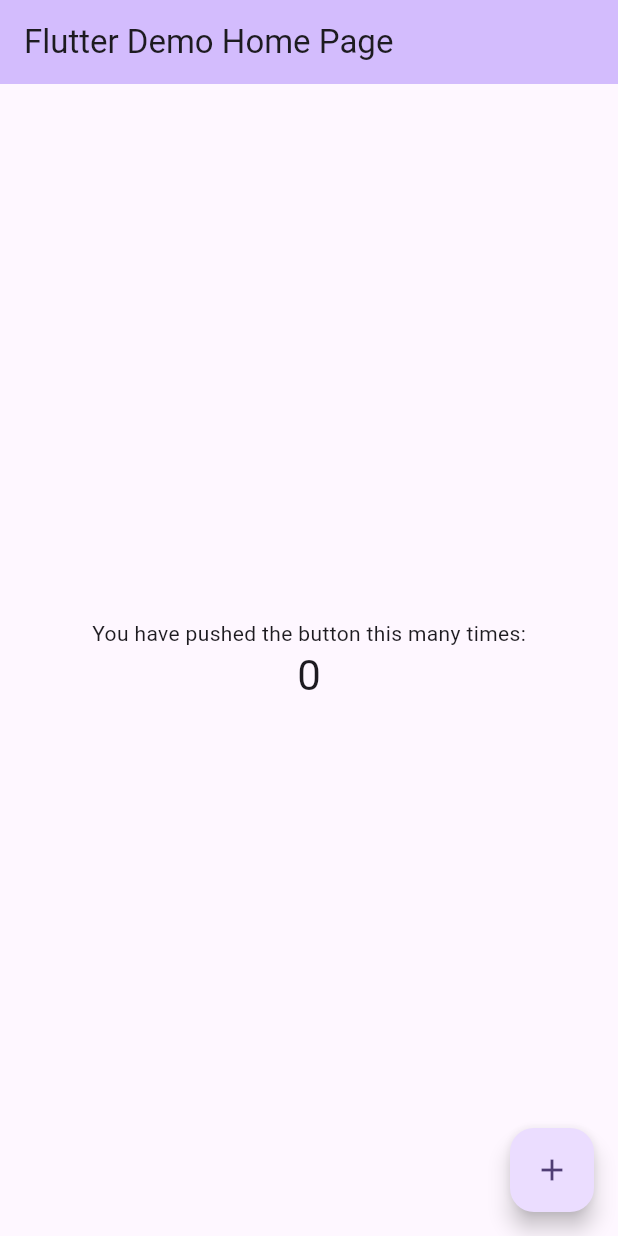
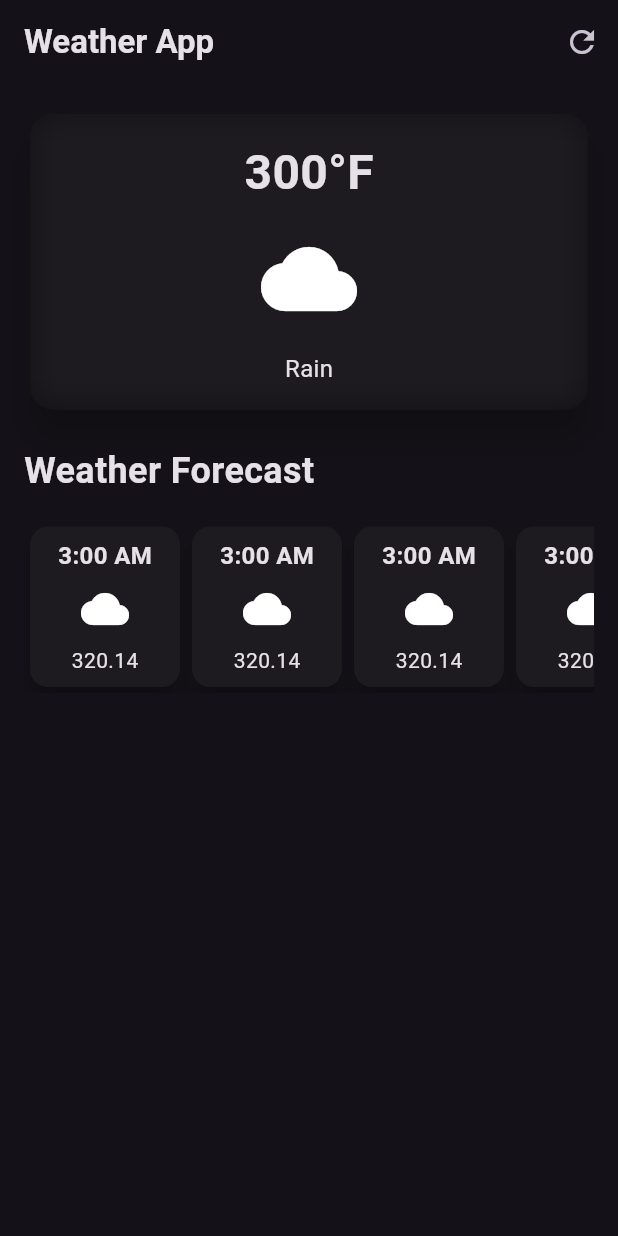
Before and after one commit to alokmaurya281/weather-app-flutter, a Flutter app: the screen it shows after launch, on a phone screen of 412 x 824 dp. Run offline on Flutter 3.47's test engine with Material 2 defaults, Android fonts, the phone set to English and light mode, and no system bars.

Commit message:
Temprature card and forecast items added

```diff
--- /dev/null
+++ b/lib/home.dart
@@ -0,0 +1,306 @@
+import 'dart:ui';
+
+import 'package:flutter/material.dart';
+
+class Home extends StatefulWidget {
+  const Home({super.key});
+
+  @override
+  State<Home> createState() => _HomeState();
+}
+
+class _HomeState extends State<Home> {
+  @override
+  Widget build(BuildContext context) {
+    return Scaffold(
+      appBar: AppBar(
+        title: const Text(
+          'Weather App',
+          style: TextStyle(
+            fontWeight: FontWeight.bold,
+          ),
+        ),
+        actions: [
+          IconButton(
+            onPressed: () => {},
+            icon: const Icon(
+              Icons.refresh,
+            ),
+          ),
+        ],
+      ),
+      body: Padding(
+        padding: const EdgeInsets.all(16.0),
+        child: Column(
+          children: [
+            SizedBox(
+              width: double.infinity,
+              child: Card(
+                shape: RoundedRectangleBorder(
+                  borderRadius: BorderRadius.circular(16),
+                ),
+                // borderRadius: BorderRadius.circular(16),
+                elevation: 10,
+                child: ClipRRect(
+                  borderRadius: BorderRadius.circular(16),
+                  child: BackdropFilter(
+                    filter: ImageFilter.blur(
+                      sigmaX: 10,
+                      sigmaY: 10,
+                    ),
+                    child: const Padding(
+                      padding: EdgeInsets.all(16.0),
+                      child: Column(
+                        children: [
+                          Text(
+                            '300°F',
+                            style: TextStyle(
+                              fontSize: 32,
+                              fontWeight: FontWeight.bold,
+                            ),
+                          ),
+                          SizedBox(
+                            height: 16,
+                          ),
+                          Icon(
+                            Icons.cloud,
+                            size: 64,
+                          ),
+                          SizedBox(
+                            height: 16,
+                          ),
+                          Text(
+                            'Rain',
+                            style: TextStyle(
+                              fontWeight: FontWeight.w400,
+                              fontSize: 16,
+                            ),
+                          ),
+                        ],
+                      ),
+                    ),
+                  ),
+                ),
+              ),
+            ),
+            const SizedBox(
+              height: 20,
+            ),
+            const Align(
+              alignment: Alignment.centerLeft,
+              child: Text(
+                'Weather Forecast',
+                style: TextStyle(
+                  fontSize: 24,
+                  fontWeight: FontWeight.bold,
+                ),
+              ),
+            ),
+            const SizedBox(
+              height: 16,
+            ),
+            SingleChildScrollView(
+              scrollDirection: Axis.horizontal,
+              child: Row(
+                children: [
+                  Card(
+                    elevation: 6,
+                    child: Container(
+                      width: 100,
+                      padding: const EdgeInsets.all(8.0),
+                      decoration: BoxDecoration(
+                        borderRadius: BorderRadius.circular(12),
+                      ),
+                      child: const Column(
+                        children: [
+                          Text(
+                            '3:00 AM',
+                            style: TextStyle(
+                                fontSize: 16, fontWeight: FontWeight.bold),
+                          ),
+                          SizedBox(
+                            height: 8,
+                          ),
+                          Icon(
+                            Icons.cloud,
+                            size: 32,
+                          ),
+                          SizedBox(
+                            height: 8,
+                          ),
+                          Text(
+                            '320.14',
+                          )
+                        ],
+                      ),
+                    ),
+                  ),
+                  Card(
+                    elevation: 6,
+                    child: Container(
+                      width: 100,
+                      padding: const EdgeInsets.all(8.0),
+                      decoration: BoxDecoration(
+                        borderRadius: BorderRadius.circular(12),
+                      ),
+                      child: const Column(
+                        children: [
+                          Text(
+                            '3:00 AM',
+                            style: TextStyle(
+                                fontSize: 16, fontWeight: FontWeight.bold),
+                          ),
+                          SizedBox(
+                            height: 8,
+                          ),
+                          Icon(
+                            Icons.cloud,
+                            size: 32,
+                          ),
+                          SizedBox(
+                            height: 8,
+                          ),
+                          Text(
+                            '320.14',
+                          )
+                        ],
+                      ),
+                    ),
+                  ),
+                  Card(
+                    elevation: 6,
+                    child: Container(
+                      width: 100,
+                      padding: const EdgeInsets.all(8.0),
+                      decoration: BoxDecoration(
+                        borderRadius: BorderRadius.circular(12),
+                      ),
+                      child: const Column(
+                        children: [
+                          Text(
+                            '3:00 AM',
+                            style: TextStyle(
+                                fontSize: 16, fontWeight: FontWeight.bold),
+                          ),
+                          SizedBox(
+                            height: 8,
+                          ),
+                          Icon(
+                            Icons.cloud,
+                            size: 32,
+                          ),
+                          SizedBox(
+                            height: 8,
+                          ),
+                          Text(
+                            '320.14',
+                          )
+                        ],
+                      ),
+                    ),
+                  ),
+                  Card(
+                    elevation: 6,
+                    child: Container(
+                      width: 100,
+                      padding: const EdgeInsets.all(8.0),
+                      decoration: BoxDecoration(
+                        borderRadius: BorderRadius.circular(12),
+                      ),
+                      child: const Column(
+                        children: [
+                          Text(
+                            '3:00 AM',
+                            style: TextStyle(
+                                fontSize: 16, fontWeight: FontWeight.bold),
+                          ),
+                          SizedBox(
+                            height: 8,
+                          ),
+                          Icon(
+                            Icons.cloud,
+                            size: 32,
+                          ),
+                          SizedBox(
+                            height: 8,
+                          ),
+                          Text(
+                            '320.14',
+                          )
+                        ],
+                      ),
+                    ),
+                  ),
+                  Card(
+                    elevation: 6,
+                    child: Container(
+                      width: 100,
+                      padding: const EdgeInsets.all(8.0),
+                      decoration: BoxDecoration(
+                        borderRadius: BorderRadius.circular(12),
+                      ),
+                      child: const Column(
+                        children: [
+                          Text(
+                            '3:00 AM',
+                            style: TextStyle(
+                                fontSize: 16, fontWeight: FontWeight.bold),
+                          ),
+                          SizedBox(
+                            height: 8,
+                          ),
+                          Icon(
+                            Icons.cloud,
+                            size: 32,
+                          ),
+                          SizedBox(
+                            height: 8,
+                          ),
+                          Text(
+                            '320.14',
+                          )
+                        ],
+                      ),
+                    ),
+                  ),
+                  Card(
+                    elevation: 6,
+                    child: Container(
+                      width: 100,
+                      padding: const EdgeInsets.all(8.0),
+                      decoration: BoxDecoration(
+                        borderRadius: BorderRadius.circular(12),
+                      ),
+                      child: const Column(
+                        children: [
+                          Text(
+                            '3:00 AM',
+                            style: TextStyle(
+                                fontSize: 16, fontWeight: FontWeight.bold),
+                          ),
+                          SizedBox(
+                            height: 8,
+                          ),
+                          Icon(
+                            Icons.cloud,
+                            size: 32,
+                          ),
+                          SizedBox(
+                            height: 8,
+                          ),
+                          Text(
+                            '320.14',
+                          ),
+                        ],
+                      ),
+                    ),
+                  ),
+                ],
+              ),
+            )
+          ],
+        ),
+      ),
+    );
+  }
+}
--- a/lib/main.dart
+++ b/lib/main.dart
@@ -1,4 +1,5 @@
 import 'package:flutter/material.dart';
+import 'package:weather_app/home.dart';
 
 void main() {
   runApp(const MyApp());
@@ -7,119 +8,14 @@ void main() {
 class MyApp extends StatelessWidget {
   const MyApp({super.key});
 
-  // This widget is the root of your application.
   @override
   Widget build(BuildContext context) {
     return MaterialApp(
-      title: 'Flutter Demo',
-      theme: ThemeData(
-        // This is the theme of your application.
-        //
-        // TRY THIS: Try running your application with "flutter run". You'll see
-        // the application has a blue toolbar. Then, without quitting the app,
-        // try changing the seedColor in the colorScheme below to Colors.green
-        // and then invoke "hot reload" (save your changes or press the "hot
-        // reload" button in a Flutter-supported IDE, or press "r" if you used
-        // the command line to start the app).
-        //
-        // Notice that the counter didn't reset back to zero; the application
-        // state is not lost during the reload. To reset the state, use hot
-        // restart instead.
-        //
-        // This works for code too, not just values: Most code changes can be
-        // tested with just a hot reload.
-        colorScheme: ColorScheme.fromSeed(seedColor: Colors.deepPurple),
+      debugShowCheckedModeBanner: false,
+      theme: ThemeData.dark(
         useMaterial3: true,
       ),
-      home: const MyHomePage(title: 'Flutter Demo Home Page'),
+      home: const Home(),
     );
   }
 }
-
-class MyHomePage extends StatefulWidget {
-  const MyHomePage({super.key, required this.title});
-
-  // This widget is the home page of your application. It is stateful, meaning
-  // that it has a State object (defined below) that contains fields that affect
-  // how it looks.
-
-  // This class is the configuration for the state. It holds the values (in this
-  // case the title) provided by the parent (in this case the App widget) and
-  // used by the build method of the State. Fields in a Widget subclass are
-  // always marked "final".
-
-  final String title;
-
-  @override
-  State<MyHomePage> createState() => _MyHomePageState();
-}
-
-class _MyHomePageState extends State<MyHomePage> {
-  int _counter = 0;
-
-  void _incrementCounter() {
-    setState(() {
-      // This call to setState tells the Flutter framework that something has
-      // changed in this State, which causes it to rerun the build method below
-      // so that the display can reflect the updated values. If we changed
-      // _counter without calling setState(), then the build method would not be
-      // called again, and so nothing would appear to happen.
-      _counter++;
-    });
-  }
-
-  @override
-  Widget build(BuildContext context) {
-    // This method is rerun every time setState is called, for instance as done
-    // by the _incrementCounter method above.
-    //
-    // The Flutter framework has been optimized to make rerunning build methods
-    // fast, so that you can just rebuild anything that needs updating rather
-    // than having to individually change instances of widgets.
-    return Scaffold(
-      appBar: AppBar(
-        // TRY THIS: Try changing the color here to a specific color (to
-        // Colors.amber, perhaps?) and trigger a hot reload to see the AppBar
-        // change color while the other colors stay the same.
-        backgroundColor: Theme.of(context).colorScheme.inversePrimary,
-        // Here we take the value from the MyHomePage object that was created by
-        // the App.build method, and use it to set our appbar title.
-        title: Text(widget.title),
-      ),
-      body: Center(
-        // Center is a layout widget. It takes a single child and positions it
-        // in the middle of the parent.
-        child: Column(
-          // Column is also a layout widget. It takes a list of children and
-          // arranges them vertically. By default, it sizes itself to fit its
-          // children horizontally, and tries to be as tall as its parent.
-          //
-          // Column has various properties to control how it sizes itself and
-          // how it positions its children. Here we use mainAxisAlignment to
-          // center the children vertically; the main axis here is the vertical
-          // axis because Columns are vertical (the cross axis would be
-          // horizontal).
-          //
-          // TRY THIS: Invoke "debug painting" (choose the "Toggle Debug Paint"
-          // action in the IDE, or press "p" in the console), to see the
-          // wireframe for each widget.
-          mainAxisAlignment: MainAxisAlignment.center,
-          children: <Widget>[
-            const Text(
-              'You have pushed the button this many times:',
-            ),
-            Text(
-              '$_counter',
-              style: Theme.of(context).textTheme.headlineMedium,
-            ),
-          ],
-        ),
-      ),
-      floatingActionButton: FloatingActionButton(
-        onPressed: _incrementCounter,
-        tooltip: 'Increment',
-        child: const Icon(Icons.add),
-      ), // This trailing comma makes auto-formatting nicer for build methods.
-    );
-  }
-}
```
